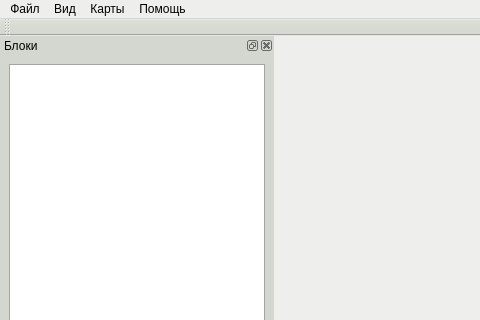
moevm/mse_visual_map_editor_for_duckietown, file main_design.ui: the form before one commit; both pictures show x 0 to 480 and y 0 to 320 of the 1028 by 650 pixel window.
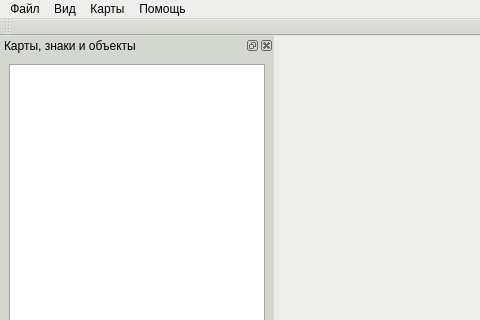
The form after the commit.

Commit message: Правки интерфейса, добавлены знаки

Diff of the .ui file:
```diff
--- a/main_design.ui
+++ b/main_design.ui
@@ -373,7 +373,7 @@
     <set>Qt::LeftDockWidgetArea|Qt::RightDockWidgetArea|Qt::TopDockWidgetArea</set>
    </property>
    <property name="windowTitle">
-    <string>Блоки</string>
+    <string>Карты, знаки и объекты</string>
    </property>
    <attribute name="dockWidgetArea">
     <number>1</number>
```
The commit also changes 21 other files.
